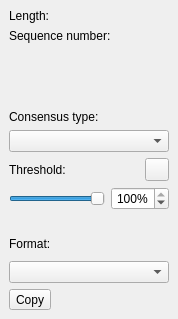
Old version of the form src/corelibs/U2View/src/ov_msa/General/GeneralTabOptionsPanelWidget.ui in the repository violethaze74/ugene.
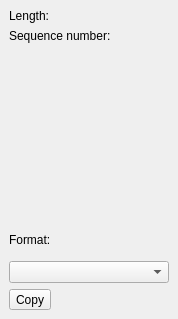
New version of the form. Icons and pictures are not drawn. Custom widgets are drawn as their Qt base class.

Commit message: UGENE-5488: consensus settings widget and its adding to the OP for the Sanger view

The edit to the form file:
```diff
--- a/src/corelibs/U2View/src/ov_msa/General/GeneralTabOptionsPanelWidget.ui
+++ b/src/corelibs/U2View/src/ov_msa/General/GeneralTabOptionsPanelWidget.ui
@@ -109,90 +109,7 @@
     </widget>
    </item>
    <item>
-    <widget class="QWidget" name="consensusModeWidget" native="true">
-     <layout class="QVBoxLayout" name="verticalLayout">
-      <item>
-       <widget class="QLabel" name="consensusTypeLabel">
-        <property name="text">
-         <string>Consensus type:</string>
-        </property>
-       </widget>
-      </item>
-      <item>
-       <widget class="QComboBox" name="consensusType"/>
-      </item>
-      <item>
-       <layout class="QHBoxLayout" name="thresholdResetLayout">
-        <item>
-         <widget class="QLabel" name="thresholdLabel">
-          <property name="text">
-           <string>Threshold:</string>
-          </property>
-         </widget>
-        </item>
-        <item>
-         <widget class="QToolButton" name="thresholdResetButton">
-          <property name="toolTip">
-           <string>Reset to default value</string>
-          </property>
-          <property name="text">
-           <string/>
-          </property>
-          <property name="icon">
-           <iconset resource="../../../../U2Gui/U2Gui.qrc">
-            <normaloff>:/core/images/arrow_rotate_clockwise.png</normaloff>:/core/images/arrow_rotate_clockwise.png</iconset>
-          </property>
-         </widget>
-        </item>
-       </layout>
-      </item>
-      <item>
-       <layout class="QHBoxLayout" name="thresholdLayout">
-        <item>
-         <widget class="QSlider" name="thresholdSlider">
-          <property name="minimum">
-           <number>1</number>
-          </property>
-          <property name="maximum">
-           <number>100</number>
-          </property>
-          <property name="value">
-           <number>100</number>
-          </property>
-          <property name="orientation">
-           <enum>Qt::Horizontal</enum>
-          </property>
-         </widget>
-        </item>
-        <item>
-         <widget class="QSpinBox" name="thresholdSpinBox">
-          <property name="alignment">
-           <set>Qt::AlignRight|Qt::AlignTrailing|Qt::AlignVCenter</set>
-          </property>
-          <property name="accelerated">
-           <bool>true</bool>
-          </property>
-          <property name="suffix">
-           <string>%</string>
-          </property>
-          <property name="prefix">
-           <string/>
-          </property>
-          <property name="minimum">
-           <number>1</number>
-          </property>
-          <property name="maximum">
-           <number>100</number>
-          </property>
-          <property name="value">
-           <number>100</number>
-          </property>
-         </widget>
-        </item>
-       </layout>
-      </item>
-     </layout>
-    </widget>
+    <widget class="U2::MaConsensusModeWidget" name="consensusModeWidget" native="true"/>
    </item>
    <item>
     <widget class="QWidget" name="copyTypeWidget" native="true">
@@ -219,8 +136,14 @@
    </item>
   </layout>
  </widget>
- <resources>
-  <include location="../../../../U2Gui/U2Gui.qrc"/>
- </resources>
+ <customwidgets>
+  <customwidget>
+   <class>U2::MaConsensusModeWidget</class>
+   <extends>QWidget</extends>
+   <header>ov_msa/General/MaConsensusModeWidget.h</header>
+   <container>1</container>
+  </customwidget>
+ </customwidgets>
+ <resources/>
  <connections/>
 </ui>
```
The commit also changes 7 other files.
